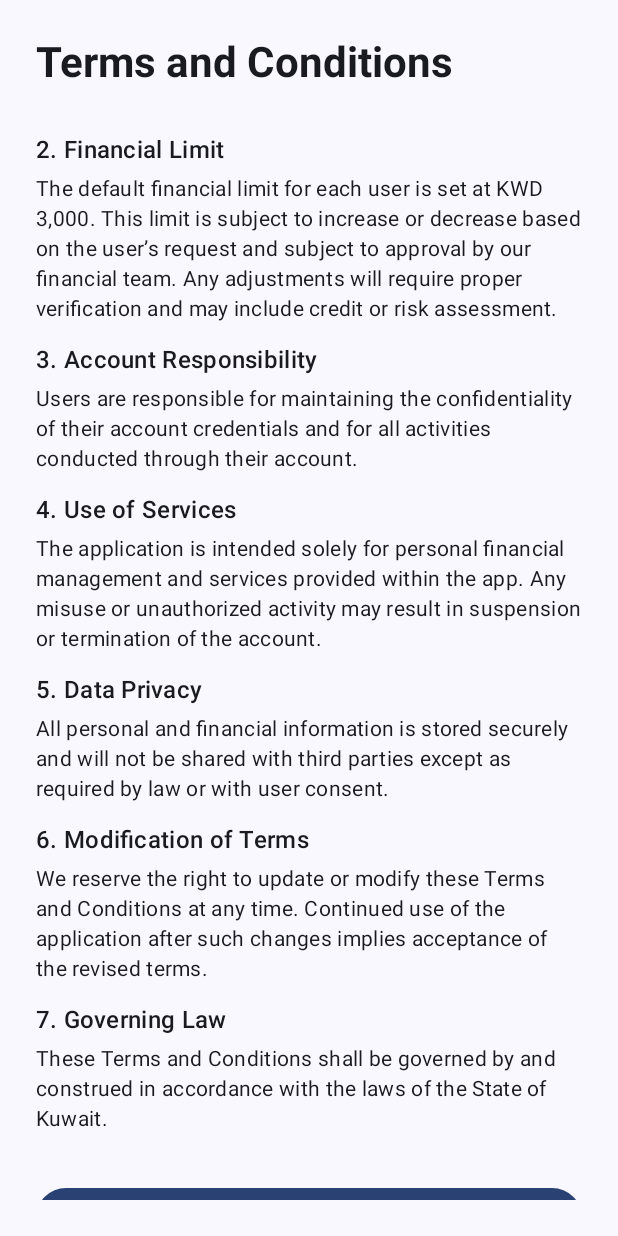
After one commit to HAlGhanim/Cheque-Android, an Android app built with Jetpack Compose: the PolicyScreen screen opened through its navigation route, on a phone screen of 412 x 824 dp. The commit adds this screen. Run offline under Robolectric (Android 15) with nearby library versions, the phone set to English and light mode, and no system bars; network calls fail.

Commit message:
Added Policy page

```diff
--- a/app/src/main/java/com/example/cheque_android/navigation/AppNavigation.kt
+++ b/app/src/main/java/com/example/cheque_android/navigation/AppNavigation.kt
@@ -4,6 +4,7 @@ import androidx.compose.runtime.Composable
 import androidx.navigation.NavHostController
 import androidx.navigation.compose.NavHost
 import androidx.navigation.compose.composable
+import com.example.cheque_android.navigation.Screen.PolicyScreen
 import com.example.cheque_android.ui.screens.AdminAccountsScreen
 import com.example.cheque_android.ui.screens.AdminDashboardScreen
 import com.example.cheque_android.ui.screens.AdminKYCScreen
@@ -14,6 +15,7 @@ import com.example.cheque_android.ui.screens.AdminTransfersScreen
 import com.example.cheque_android.ui.screens.AdminUsersScreen
 import com.example.cheque_android.ui.screens.HomeScreen
 import com.example.cheque_android.ui.screens.LoginScreen
+import com.example.cheque_android.ui.screens.PolicyScreen
 import com.example.cheque_android.ui.screens.RedeemScreen
 import com.example.cheque_android.ui.screens.TransferPaymentScreen
 import com.example.cheque_android.ui.screens.RegisterScreen
@@ -69,5 +71,8 @@ fun AppNavigation(navController: NavHostController, viewModel: ChequeViewModel)
         composable(Screen.Redeem.route){
             RedeemScreen(viewModel = viewModel, navController = navController)
         }
+        composable(Screen.PolicyScreen.route){
+            PolicyScreen(navController = navController)
+        }
     }
 }
--- a/app/src/main/java/com/example/cheque_android/navigation/Screen.kt
+++ b/app/src/main/java/com/example/cheque_android/navigation/Screen.kt
@@ -6,6 +6,7 @@ sealed class Screen(val route: String) {
     object Register : Screen("register")
     object SignupSuccess : Screen("signupsuccess")
     object SignupFailureScreen : Screen("signupfailurescreen")
+    object PolicyScreen : Screen("policysrreen")
 
     // User Screens
     object Home : Screen("home")
--- /dev/null
+++ b/app/src/main/java/com/example/cheque_android/ui/screens/PolicyScreen.kt
@@ -0,0 +1,65 @@
+package com.example.cheque_android.ui.screens
+
+import androidx.compose.foundation.layout.*
+import androidx.compose.foundation.rememberScrollState
+import androidx.compose.foundation.verticalScroll
+import androidx.compose.material3.*
+import androidx.compose.runtime.Composable
+import androidx.compose.ui.Alignment
+import androidx.compose.ui.Modifier
+import androidx.compose.ui.text.font.FontWeight
+import androidx.compose.ui.unit.dp
+import androidx.navigation.NavController
+import com.example.cheque_android.navigation.Screen
+
+@Composable
+fun PolicyScreen(navController: NavController) {
+    Column(
+        modifier = Modifier
+            .fillMaxSize()
+            .padding(24.dp)
+            .verticalScroll(rememberScrollState()),
+        verticalArrangement = Arrangement.Top,
+        horizontalAlignment = Alignment.Start
+    ) {
+        Text(
+            text = "Terms and Conditions",
+            style = MaterialTheme.typography.headlineMedium,
+            fontWeight = FontWeight.Bold
+        )
+
+        Spacer(modifier = Modifier.height(16.dp))
+
+        val policies = listOf(
+            "2. Financial Limit" to "The default financial limit for each user is set at KWD 3,000. This limit is subject to increase or decrease based on the user’s request and subject to approval by our financial team. Any adjustments will require proper verification and may include credit or risk assessment.",
+            "3. Account Responsibility" to "Users are responsible for maintaining the confidentiality of their account credentials and for all activities conducted through their account.",
+            "4. Use of Services" to "The application is intended solely for personal financial management and services provided within the app. Any misuse or unauthorized activity may result in suspension or termination of the account.",
+            "5. Data Privacy" to "All personal and financial information is stored securely and will not be shared with third parties except as required by law or with user consent.",
+            "6. Modification of Terms" to "We reserve the right to update or modify these Terms and Conditions at any time. Continued use of the application after such changes implies acceptance of the revised terms.",
+            "7. Governing Law" to "These Terms and Conditions shall be governed by and construed in accordance with the laws of the State of Kuwait."
+        )
+
+        policies.forEach { (title, description) ->
+            Text(
+                text = title,
+                style = MaterialTheme.typography.titleMedium,
+                fontWeight = FontWeight.SemiBold,
+                modifier = Modifier.padding(top = 12.dp)
+            )
+            Text(
+                text = description,
+                style = MaterialTheme.typography.bodyMedium,
+                modifier = Modifier.padding(top = 4.dp)
+            )
+        }
+
+        Spacer(modifier = Modifier.height(32.dp))
+
+        Button(
+            onClick = { navController.navigate(Screen.Register.route) },
+            modifier = Modifier.fillMaxWidth()
+        ) {
+            Text("Back")
+        }
+    }
+}
--- a/app/src/main/java/com/example/cheque_android/ui/screens/RegisterScreen.kt
+++ b/app/src/main/java/com/example/cheque_android/ui/screens/RegisterScreen.kt
@@ -16,6 +16,7 @@ import androidx.compose.ui.layout.ContentScale
 import androidx.compose.ui.res.painterResource
 import androidx.compose.ui.text.font.FontWeight
 import androidx.compose.ui.text.input.PasswordVisualTransformation
+import androidx.compose.ui.text.style.TextDecoration
 import androidx.compose.ui.unit.dp
 import androidx.compose.ui.unit.sp
 import androidx.navigation.NavController
@@ -140,7 +141,14 @@ fun RegisterScreen(viewModel: ChequeViewModel, navController: NavController) {
         Row(verticalAlignment = Alignment.CenterVertically) {
             Checkbox(checked = acceptTerms, onCheckedChange = { acceptTerms = it })
             Spacer(modifier = Modifier.width(8.dp))
-            Text("I accept Cheque Terms & Conditions and Privacy Policy")
+            Text(
+                text = "I accept Cheque Terms & Conditions and Privacy Policy",
+                color = MaterialTheme.colorScheme.primary,
+                style = MaterialTheme.typography.bodyMedium.copy(textDecoration = TextDecoration.Underline),
+                modifier = Modifier.clickable{
+                    navController.navigate(Screen.PolicyScreen.route)
+                }
+            )
         }
 
         Spacer(modifier = Modifier.height(24.dp))
```
